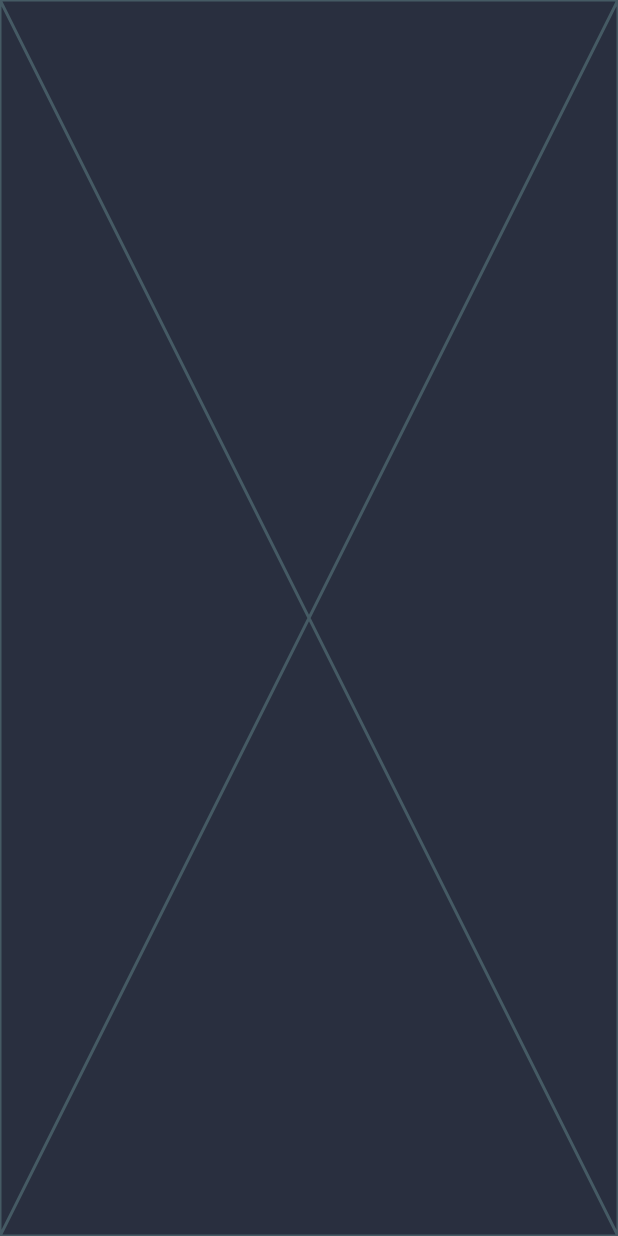
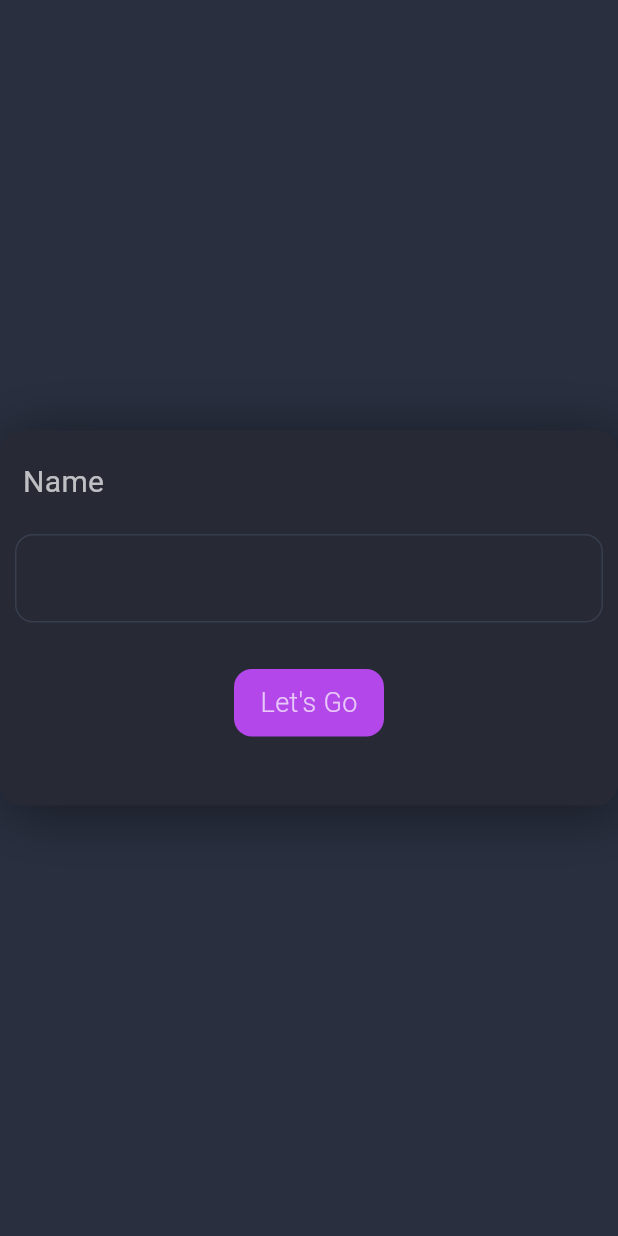
Before and after one commit to justin-prabhakaran/aaa-chat-share, a Flutter app: the AuthPage screen opened directly, on a phone screen of 412 x 824 dp. Run offline on Flutter 3.47's test engine with Material 3 defaults, Android fonts, the phone set to English and light mode, and no system bars; our stand-ins replace bloc, equatable, flutter_bloc, google_fonts.

Commit message:
added auth page

```diff
--- a/lib/features/auth/presentation/pages/auth_page.dart
+++ b/lib/features/auth/presentation/pages/auth_page.dart
@@ -1,12 +1,108 @@
+import 'package:aaa_chat_share/core/theme.dart';
 import 'package:flutter/material.dart';
+import 'package:google_fonts/google_fonts.dart';
 
 class AuthPage extends StatelessWidget {
-
   static router() => MaterialPageRoute(builder: (context) => const AuthPage());
   const AuthPage({super.key});
 
   @override
   Widget build(BuildContext context) {
-    return const Placeholder();
+    return Scaffold(
+      body: Center(
+        child: Container(
+          height: 250,
+          width: 450,
+          decoration: const BoxDecoration(
+              color: AppColor.darkest,
+              borderRadius: BorderRadius.all(
+                Radius.circular(15),
+              ),
+              boxShadow: [
+                BoxShadow(
+                  blurRadius: 34,
+                  color: Colors.black45,
+                  offset: Offset(4, 4),
+                )
+              ]),
+          child: Padding(
+            padding: const EdgeInsets.all(10.0),
+            child: Column(
+              mainAxisAlignment: MainAxisAlignment.spaceBetween,
+              crossAxisAlignment: CrossAxisAlignment.center,
+              children: [
+                Column(
+                  mainAxisAlignment: MainAxisAlignment.spaceBetween,
+                  crossAxisAlignment: CrossAxisAlignment.start,
+                  children: [
+                    SizedBox(
+                      height: 10,
+                    ),
+                    Text(
+                      ' Name',
+                      style: GoogleFonts.roboto(
+                          fontSize: 20,
+                          color: Colors.white70,
+                          fontWeight: FontWeight.normal),
+                    ),
+                    SizedBox(
+                      height: 20,
+                    ),
+                    TextField(
+                      style: GoogleFonts.roboto(
+                        fontWeight: FontWeight.w300,
+                        color: Colors.white70,
+                        fontSize: 18,
+                      ),
+                      decoration: InputDecoration(
+                        border: border(),
+                        enabledBorder: border(),
+                        focusedBorder: border(),
+                        errorBorder: border(),
+                      ),
+                    )
+                  ],
+                ),
+                Container(
+                  height: 45,
+                  width: 100,
+                  decoration: const BoxDecoration(
+                      color: AppColor.violet,
+                      borderRadius: BorderRadius.all(
+                        Radius.circular(12),
+                      ),
+                      boxShadow: [
+                        BoxShadow(
+                          blurRadius: 20,
+                          color: AppColor.darkest,
+                          offset: Offset(4, 4),
+                        )
+                      ]),
+                  child: Center(
+                    child: Text(
+                      "Let\'s Go",
+                      style: GoogleFonts.roboto(
+                          fontSize: 18,
+                          color: Colors.white70,
+                          fontWeight: FontWeight.w300),
+                    ),
+                  ),
+                ),
+                SizedBox(
+                  height: 5,
+                )
+              ],
+            ),
+          ),
+        ),
+      ),
+    );
   }
 }
+
+InputBorder border() => const OutlineInputBorder(
+      borderSide: BorderSide(color: AppColor.light),
+      borderRadius: BorderRadius.all(
+        Radius.circular(12),
+      ),
+    );
--- a/lib/main.dart
+++ b/lib/main.dart
@@ -1,4 +1,5 @@
 import 'package:aaa_chat_share/core/theme.dart';
+import 'package:aaa_chat_share/features/auth/presentation/pages/auth_page.dart';
 import 'package:aaa_chat_share/features/chat/presentation/pages/chat_page.dart';
 import 'package:flutter/material.dart';
 
@@ -13,7 +14,7 @@ class MyApp extends StatelessWidget {
   Widget build(BuildContext context) {
     return MaterialApp(
       theme: ThemeData(scaffoldBackgroundColor: AppColor.dark),
-      home: const ChatPage(),
+      home: const AuthPage(),
     );
   }
 }
--- a/pubspec.yaml
+++ b/pubspec.yaml
@@ -48,7 +48,7 @@ dev_dependencies:
   # activated in the `analysis_options.yaml` file located at the root of your
   # package. See that file for information about deactivating specific lint
   # rules and activating additional ones.
-  flutter_lints: ^3.0.0
+  flutter_lints: ^4.0.0
 
 # For information on the generic Dart part of this file, see the
 # following page: https://dart.dev/tools/pub/pubspec
```
Also changed, not shown: pubspec.lock.
